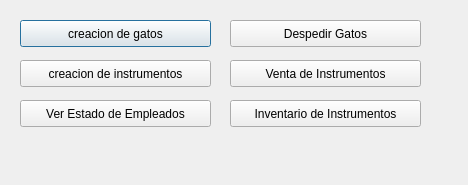
The window that loggedadmin.ui (guillelopez22/projecto_progra3_GuillermoLopez11141097) describes before a commit, drawn with Qt 5.
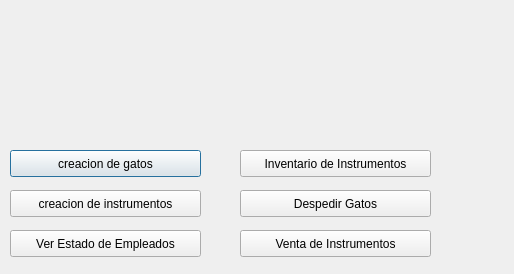
The same window after the commit.

Diff of the .ui file:
```diff
--- a/loggedadmin.ui
+++ b/loggedadmin.ui
@@ -6,8 +6,8 @@
    <rect>
     <x>0</x>
     <y>0</y>
-    <width>468</width>
-    <height>185</height>
+    <width>514</width>
+    <height>274</height>
    </rect>
   </property>
   <property name="windowTitle">
@@ -16,8 +16,8 @@
   <widget class="QPushButton" name="pushButton">
    <property name="geometry">
     <rect>
-     <x>20</x>
-     <y>20</y>
+     <x>10</x>
+     <y>150</y>
      <width>191</width>
      <height>27</height>
     </rect>
@@ -29,8 +29,8 @@
   <widget class="QPushButton" name="pushButton_2">
    <property name="geometry">
     <rect>
-     <x>20</x>
-     <y>60</y>
+     <x>10</x>
+     <y>190</y>
      <width>191</width>
      <height>27</height>
     </rect>
@@ -42,8 +42,8 @@
   <widget class="QPushButton" name="pushButton_3">
    <property name="geometry">
     <rect>
-     <x>20</x>
-     <y>100</y>
+     <x>10</x>
+     <y>230</y>
      <width>191</width>
      <height>27</height>
     </rect>
@@ -55,8 +55,8 @@
   <widget class="QPushButton" name="pushButton_4">
    <property name="geometry">
     <rect>
-     <x>230</x>
-     <y>60</y>
+     <x>240</x>
+     <y>230</y>
      <width>191</width>
      <height>27</height>
     </rect>
@@ -68,8 +68,8 @@
   <widget class="QPushButton" name="pushButton_5">
    <property name="geometry">
     <rect>
-     <x>230</x>
-     <y>100</y>
+     <x>240</x>
+     <y>150</y>
      <width>191</width>
      <height>27</height>
     </rect>
@@ -81,8 +81,8 @@
   <widget class="QPushButton" name="pushButton_6">
    <property name="geometry">
     <rect>
-     <x>230</x>
-     <y>20</y>
+     <x>240</x>
+     <y>190</y>
      <width>191</width>
      <height>27</height>
     </rect>
```
